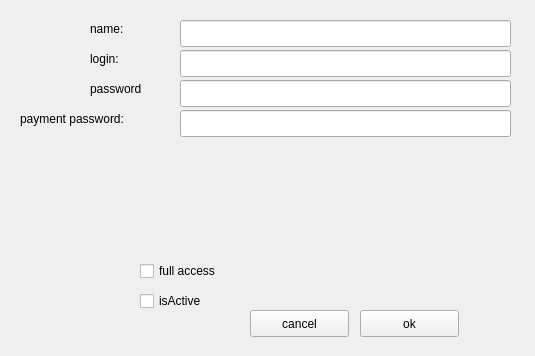
Qt form newcrmuser.ui (89626906891/crm) before a commit.
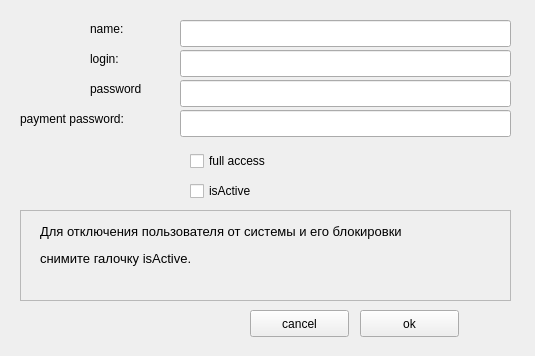
The same form after that commit.

The edit to the form file:
```diff
--- a/newcrmuser.ui
+++ b/newcrmuser.ui
@@ -88,8 +88,8 @@
   <widget class="QCheckBox" name="accesscheckBox">
    <property name="geometry">
     <rect>
-     <x>140</x>
-     <y>260</y>
+     <x>190</x>
+     <y>150</y>
      <width>97</width>
      <height>22</height>
     </rect>
@@ -127,8 +127,8 @@
   <widget class="QCheckBox" name="activecheckBox">
    <property name="geometry">
     <rect>
-     <x>140</x>
-     <y>290</y>
+     <x>190</x>
+     <y>180</y>
      <width>97</width>
      <height>22</height>
     </rect>
@@ -163,6 +163,38 @@
     <string>payment password:</string>
    </property>
   </widget>
+  <widget class="QFrame" name="frame">
+   <property name="geometry">
+    <rect>
+     <x>20</x>
+     <y>210</y>
+     <width>491</width>
+     <height>91</height>
+    </rect>
+   </property>
+   <property name="toolTip">
+    <string>&lt;html&gt;&lt;head/&gt;&lt;body&gt;&lt;p&gt;dfgdfg&lt;/p&gt;&lt;/body&gt;&lt;/html&gt;</string>
+   </property>
+   <property name="frameShape">
+    <enum>QFrame::StyledPanel</enum>
+   </property>
+   <property name="frameShadow">
+    <enum>QFrame::Raised</enum>
+   </property>
+   <widget class="QLabel" name="label_5">
+    <property name="geometry">
+     <rect>
+      <x>20</x>
+      <y>10</y>
+      <width>391</width>
+      <height>51</height>
+     </rect>
+    </property>
+    <property name="text">
+     <string>&lt;html&gt;&lt;head/&gt;&lt;body&gt;&lt;p&gt;&lt;span style=&quot; font-size:10pt;&quot;&gt;Для отключения пользователя от системы и его блокировки &lt;/span&gt;&lt;/p&gt;&lt;p&gt;&lt;span style=&quot; font-size:10pt;&quot;&gt;снимите галочку isActive.&lt;/span&gt;&lt;/p&gt;&lt;/body&gt;&lt;/html&gt;</string>
+    </property>
+   </widget>
+  </widget>
  </widget>
  <resources/>
  <connections/>
```
